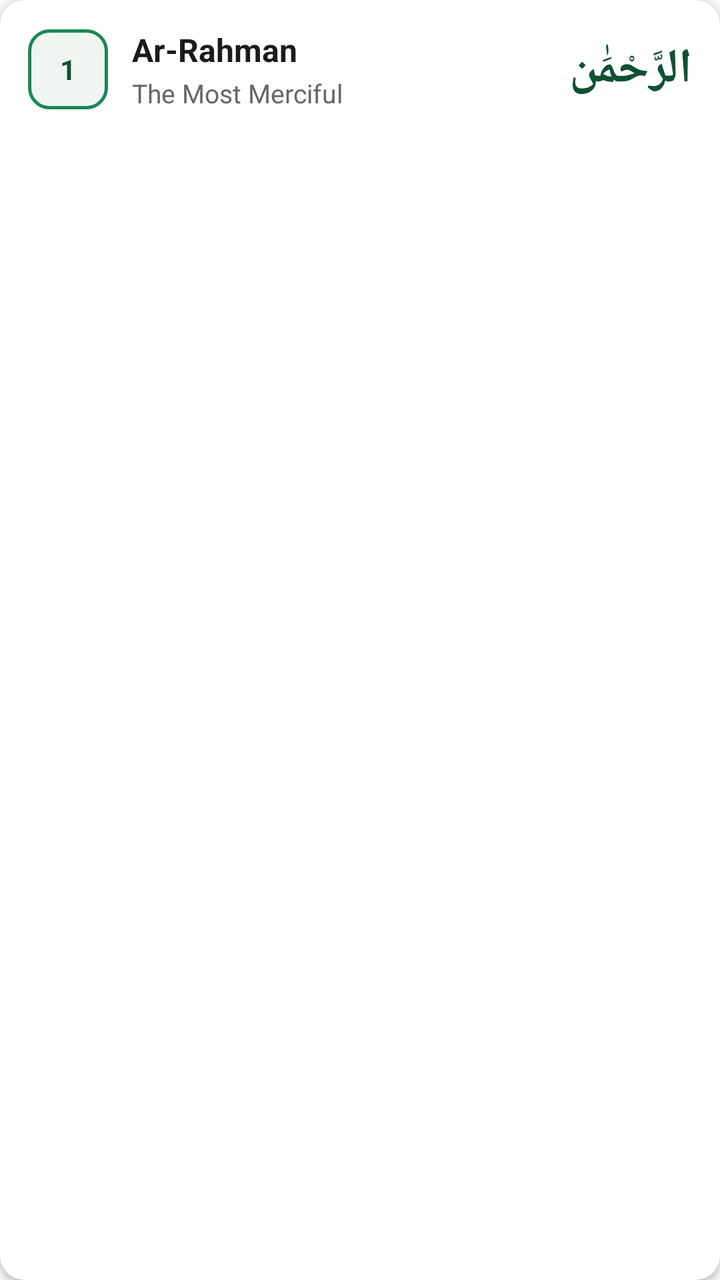
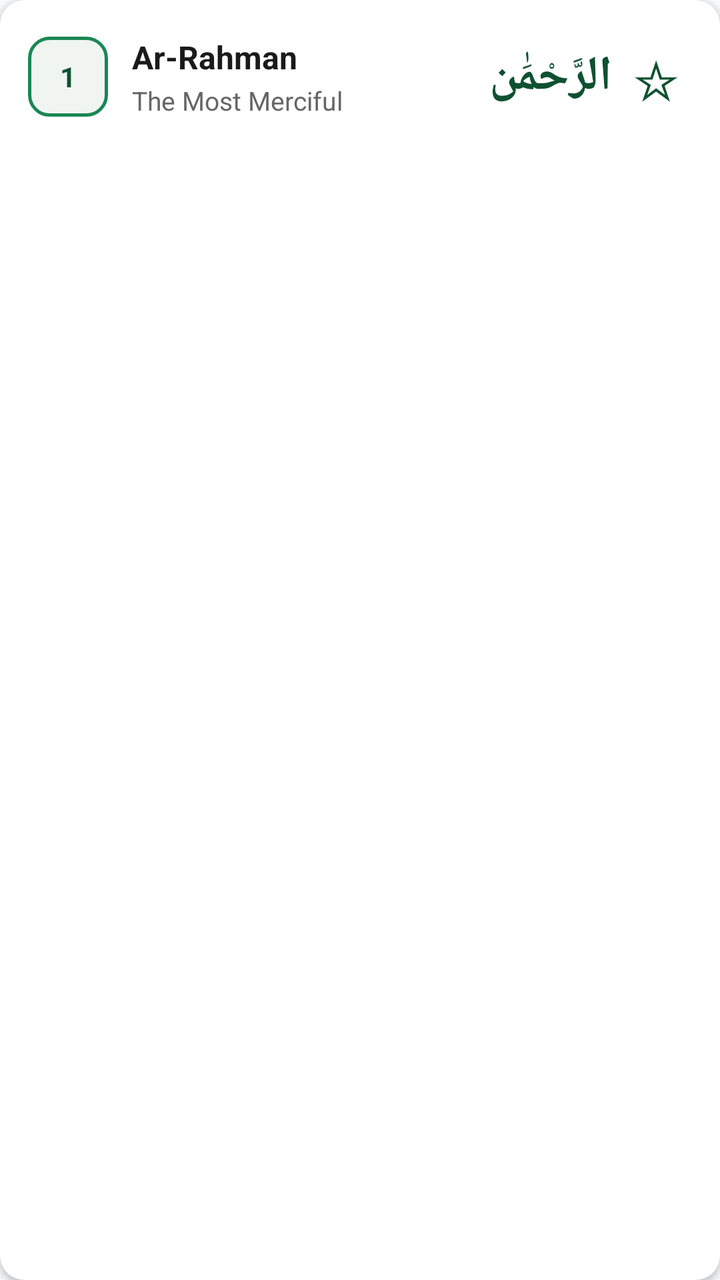

Two renders of the same Android screen: before a commit and after it. Below are the layout's source before the change and the commit's diff.
<!-- AndroidManifest.xml: application theme Theme.Noor -->
<!-- res/layout/item_name.xml -->
<?xml version="1.0" encoding="utf-8"?>
<androidx.cardview.widget.CardView
    xmlns:android="http://schemas.android.com/apk/res/android"
    xmlns:app="http://schemas.android.com/apk/res-auto"
    android:layout_width="match_parent"
    android:layout_height="wrap_content"
    android:layout_marginHorizontal="12dp"
    android:layout_marginVertical="4dp"
    app:cardBackgroundColor="@color/surface"
    app:cardCornerRadius="12dp"
    app:cardElevation="2dp">

    <LinearLayout
        android:layout_width="match_parent"
        android:layout_height="wrap_content"
        android:orientation="horizontal"
        android:gravity="center_vertical"
        android:padding="14dp">

        <TextView
            android:id="@+id/tvNumber"
            android:layout_width="40dp"
            android:layout_height="40dp"
            android:background="@drawable/bg_surah_number"
            android:gravity="center"
            android:text="1"
            android:textColor="@color/primary"
            android:textSize="14sp"
            android:textStyle="bold" />

        <LinearLayout
            android:layout_width="0dp"
            android:layout_height="wrap_content"
            android:layout_weight="1"
            android:layout_marginStart="12dp"
            android:orientation="vertical">

            <TextView
                android:id="@+id/tvTransliteration"
                android:layout_width="wrap_content"
                android:layout_height="wrap_content"
                android:text="Ar-Rahman"
                android:textColor="@color/text_primary"
                android:textSize="16sp"
                android:textStyle="bold" />

            <TextView
                android:id="@+id/tvMeaning"
                android:layout_width="wrap_content"
                android:layout_height="wrap_content"
                android:layout_marginTop="2dp"
                android:text="The Most Merciful"
                android:textColor="@color/text_secondary"
                android:textSize="13sp" />
        </LinearLayout>

        <TextView
            android:id="@+id/tvArabic"
            android:layout_width="wrap_content"
            android:layout_height="wrap_content"
            android:text="الرَّحْمَٰن"
            android:textColor="@color/primary"
            android:textSize="24sp"
            android:textStyle="bold" />
    </LinearLayout>
</androidx.cardview.widget.CardView>
<!-- resources referenced by this layout -->
<resources>
  <color name="primary">#0F5132</color>
  <color name="surface">#FFFFFF</color>
  <color name="text_primary">#1A1A1A</color>
  <color name="text_secondary">#666666</color>
  <!-- drawable bg_surah_number (drawable) -->
  <?xml version="1.0" encoding="utf-8"?>
  <shape xmlns:android="http://schemas.android.com/apk/res/android"
      android:shape="rectangle">
      <solid android:color="#F0F5F1" />
      <corners android:radius="10dp" />
      <stroke android:width="1.5dp" android:color="@color/primary_light" />
  </shape>
  <style name="Theme.Noor" parent="Theme.MaterialComponents.Light.NoActionBar">
          <item name="colorPrimary">@color/primary</item>
          <item name="colorPrimaryVariant">@color/primary_dark</item>
          <item name="colorOnPrimary">@color/white</item>
          <item name="colorSecondary">@color/accent</item>
          <item name="colorSecondaryVariant">@color/accent_dark</item>
          <item name="colorOnSecondary">@color/black</item>
          <item name="android:statusBarColor">@color/primary_dark</item>
          <item name="android:windowBackground">@color/background</item>
      </style>
  <color name="primary_light">#198754</color>
  <color name="primary_dark">#0A3D25</color>
  <color name="white">#FFFFFF</color>
  <color name="accent">#D4AF37</color>
  <color name="accent_dark">#B8941F</color>
  <color name="black">#000000</color>
  <color name="background">#F8F9FA</color>
</resources>

<!-- the commit's change to res/layout/item_name.xml (unified diff, before → after) -->
@@ -52,6 +52,7 @@
                 android:text="The Most Merciful"
                 android:textColor="@color/text_secondary"
                 android:textSize="13sp" />
+
         </LinearLayout>
 
         <TextView
@@ -62,5 +63,21 @@
             android:textColor="@color/primary"
             android:textSize="24sp"
             android:textStyle="bold" />
+
+        <TextView
+            android:id="@+id/tvNameFavorite"
+            android:layout_width="wrap_content"
+            android:layout_height="wrap_content"
+            android:padding="6dp"
+            android:layout_marginStart="4dp"
+            android:text="☆"
+            android:textColor="@color/primary"
+            android:textSize="27sp"
+            android:gravity="center"
+            android:clickable="true"
+            android:focusable="true"
+            android:contentDescription="Add to favorites" />
+
     </LinearLayout>
+
 </androidx.cardview.widget.CardView>
